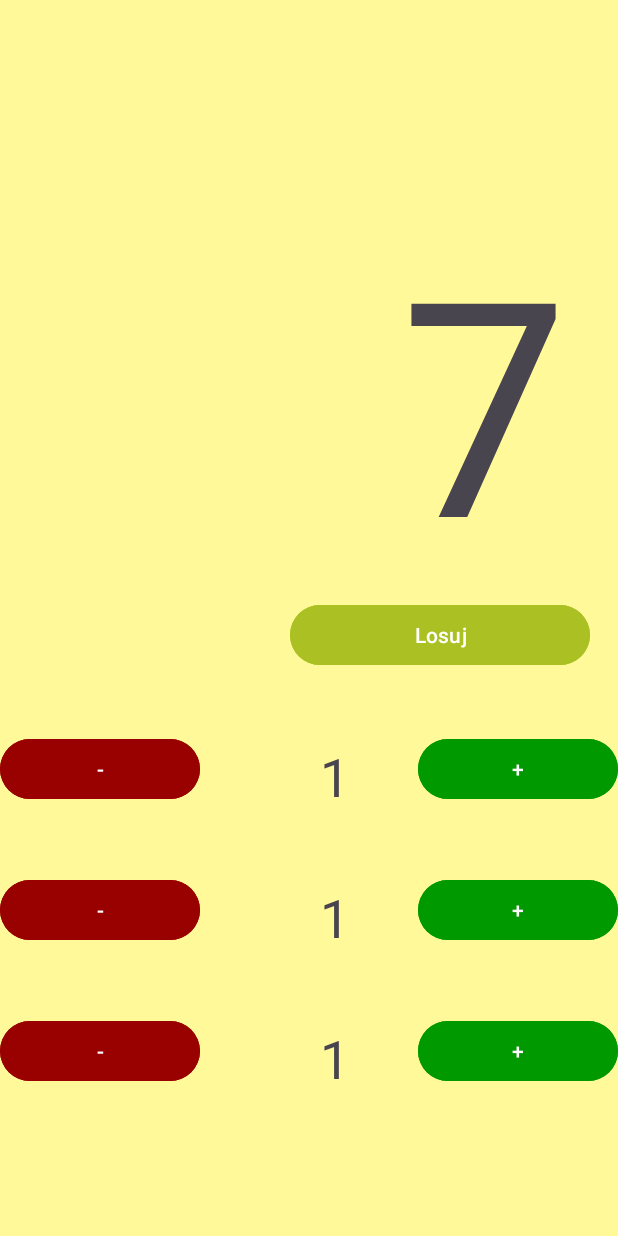
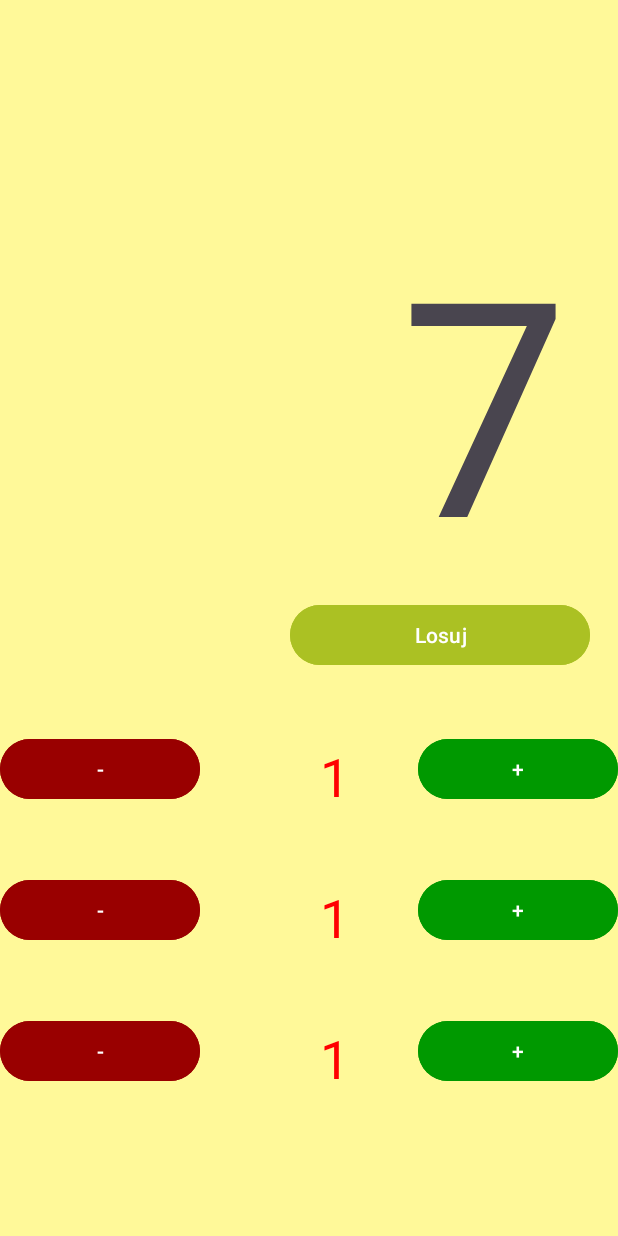
Before and after one commit to justkxcper/Kartkowka17-11-2026, an Android app: the screen it shows after launch (MainActivity), after a tap on "Losuj", on a phone screen of 412 x 824 dp. Run offline under Robolectric (Android 15) with nearby library versions, the phone set to English and light mode, and no system bars.

Commit message:
Kolory przy poprawnej/błędnej liczbie

```diff
--- a/app/src/main/java/com/example/kartkowkakc3pt/MainActivity.java
+++ b/app/src/main/java/com/example/kartkowkakc3pt/MainActivity.java
@@ -1,5 +1,6 @@
 package com.example.kartkowkakc3pt;
 
+import android.graphics.Color;
 import android.os.Bundle;
 import android.view.View;
 import android.widget.Button;
@@ -82,6 +83,21 @@ public class MainActivity extends AppCompatActivity {
                     public void onClick(View view) {
                         int iRandNum = rand.nextInt(1, 11);
                         randNum.setText(String.valueOf(iRandNum));
+                        if (iNum1[0] == iRandNum) {
+                            num1.setTextColor(Color.GREEN);
+                        } else {
+                            num1.setTextColor(Color.RED);
+                        }
+                        if (iNum2[0] == iRandNum) {
+                            num2.setTextColor(Color.GREEN);
+                        } else {
+                            num2.setTextColor(Color.RED);
+                        }
+                        if (iNum3[0] == iRandNum) {
+                            num3.setTextColor(Color.GREEN);
+                        } else {
+                            num3.setTextColor(Color.RED);
+                        }
                     }
                 }
         );
```
